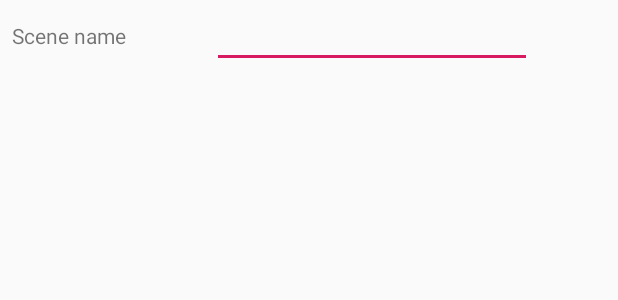
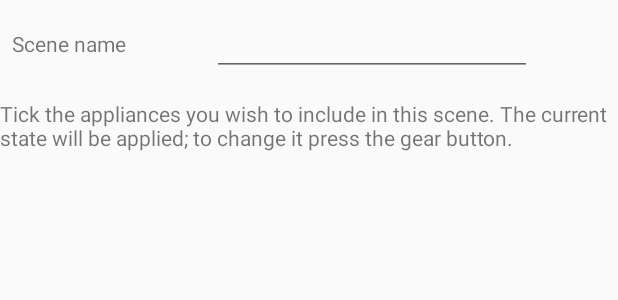
Before and after one commit to seanhodges/incandescent, an Android app: the layout content_add_scene.xml on its own in the app's theme, with its tools: preview values and no code run, on a phone screen of 412 x 824 dp. Shown: the top 300 px of the screen. Run offline under Robolectric (Android 15) with nearby library versions, the phone set to English and light mode, and no system bars.

Commit message:
Use the new appliance list view for scene setup

```diff
--- a/feature/src/main/java/uk/co/seanhodges/incandescent/client/control/DeviceControlActivity.kt
+++ b/feature/src/main/java/uk/co/seanhodges/incandescent/client/control/DeviceControlActivity.kt
@@ -11,7 +11,6 @@ import android.widget.Button
 import android.widget.ImageView
 import android.widget.TextView
 import androidx.appcompat.app.AppCompatActivity
-import androidx.core.app.NavUtils
 import androidx.lifecycle.Observer
 import androidx.lifecycle.ViewModelProviders
 import com.sdsmdg.harjot.crollerTest.Croller
@@ -145,7 +144,7 @@ class DeviceControlActivity(
     override fun onOptionsItemSelected(item: MenuItem): Boolean {
         when (item.getItemId()) {
             android.R.id.home -> {
-                NavUtils.navigateUpFromSameTask(this)
+                finish()
                 return true
             }
             R.id.menu_item_report_device -> {
--- a/feature/src/main/java/uk/co/seanhodges/incandescent/client/scene/AddSceneActivity.kt
+++ b/feature/src/main/java/uk/co/seanhodges/incandescent/client/scene/AddSceneActivity.kt
@@ -7,7 +7,6 @@ import android.widget.EditText
 import android.widget.TextView
 import android.widget.Toast
 import androidx.appcompat.app.AppCompatActivity
-import androidx.core.app.NavUtils
 import androidx.lifecycle.Observer
 import androidx.lifecycle.ViewModelProviders
 import androidx.recyclerview.widget.LinearLayoutManager
@@ -93,7 +92,7 @@ class AddSceneActivity(
     override fun onOptionsItemSelected(item: MenuItem): Boolean {
         when (item.itemId) {
             android.R.id.home -> {
-                NavUtils.navigateUpFromSameTask(this)
+                finish()
                 return true
             }
         }
--- a/feature/src/main/java/uk/co/seanhodges/incandescent/client/selection/ContentAdapter.kt
+++ b/feature/src/main/java/uk/co/seanhodges/incandescent/client/selection/ContentAdapter.kt
@@ -150,8 +150,11 @@ class ContentAdapter(
             }
             else {
                 val row: RelativeLayout = LayoutInflater.from(this.parentView.context).inflate(R.layout.content_select_list_entry, this.parentView, false) as RelativeLayout
+                row.findViewById<CheckBox>(R.id.action_pick).visibility = View.GONE
+
                 val deviceImage: ImageView = row.findViewById(R.id.device_image)
                 val actionToggle: Switch = row.findViewById(R.id.action_enable)
+                actionToggle.visibility = View.VISIBLE
                 deviceImage.setImageResource(IconResolver.getDeviceImage(device.title, device.type))
                 if (device.lastPowerValue == 1) {
                     deviceImage.imageTintList = ColorStateList.valueOf(Color.parseColor(ENTRY_ACTIVE_COLOUR))
--- a/feature/src/main/res/layout/content_add_scene.xml
+++ b/feature/src/main/res/layout/content_add_scene.xml
@@ -6,7 +6,9 @@
     android:layout_height="match_parent"
     app:layout_behavior="@string/appbar_scrolling_view_behavior"
     tools:context=".scene.AddSceneActivity"
-    tools:showIn="@layout/activity_add_scene">
+    tools:showIn="@layout/activity_add_scene"
+    android:focusable="true"
+    android:focusableInTouchMode="true">
 
     <TextView
         android:id="@+id/no_network_alert"
@@ -25,7 +27,7 @@
         android:layout_width="wrap_content"
         android:layout_height="wrap_content"
         android:layout_marginStart="8dp"
-        android:text="Scene name"
+        android:text="@string/scene_name"
         app:layout_constraintBaseline_toBaselineOf="@+id/scene_name"
         app:layout_constraintStart_toStartOf="parent" />
 
@@ -33,20 +35,31 @@
         android:id="@+id/scene_name"
         android:layout_width="wrap_content"
         android:layout_height="wrap_content"
+        android:paddingTop="15dp"
         android:layout_marginStart="8dp"
         android:layout_marginEnd="8dp"
         android:ems="10"
         android:inputType="text"
         android:text=""
+        android:focusedByDefault="false"
         app:layout_constraintEnd_toEndOf="parent"
         app:layout_constraintStart_toEndOf="@+id/scene_name_label" />
+
+    <TextView
+        android:id="@+id/scene_help"
+        android:layout_width="wrap_content"
+        android:layout_height="wrap_content"
+        android:layout_marginStart="8dp"
+        android:layout_marginTop="15dp"
+        android:text="@string/scene_help_message"
+        app:layout_constraintTop_toBottomOf="@+id/scene_name" />
 
     <androidx.recyclerview.widget.RecyclerView
         android:layout_marginTop="15dp"
         android:layout_width="match_parent"
         android:layout_height="wrap_content"
         android:nestedScrollingEnabled="true"
-        app:layout_constraintTop_toBottomOf="@+id/scene_name"
+        app:layout_constraintTop_toBottomOf="@+id/scene_help"
         android:id="@+id/scene_setting_list">
 
     </androidx.recyclerview.widget.RecyclerView>
--- a/feature/src/main/res/values/strings.xml
+++ b/feature/src/main/res/values/strings.xml
@@ -33,4 +33,6 @@
     <string name="room_name_hint">Room name</string>
     <string name="appliance_name_hint">Appliance name</string>
     <string name="message_waiting_for_network_connection">Waiting for network connection...</string>
+    <string name="scene_name">Scene name</string>
+    <string name="scene_help_message">Tick the appliances you wish to include in this scene.  The current state will be applied; to change it press the gear button.</string>
 </resources>
```
Also changed, not shown: feature/src/main/AndroidManifest.xml (+2 -10 lines), feature/src/main/java/uk/co/seanhodges/incandescent/client/scene/ContentAdapter.kt (+60 -13 lines), feature/src/main/res/layout/content_scene_setting.xml (deleted, +0 -19 lines).
